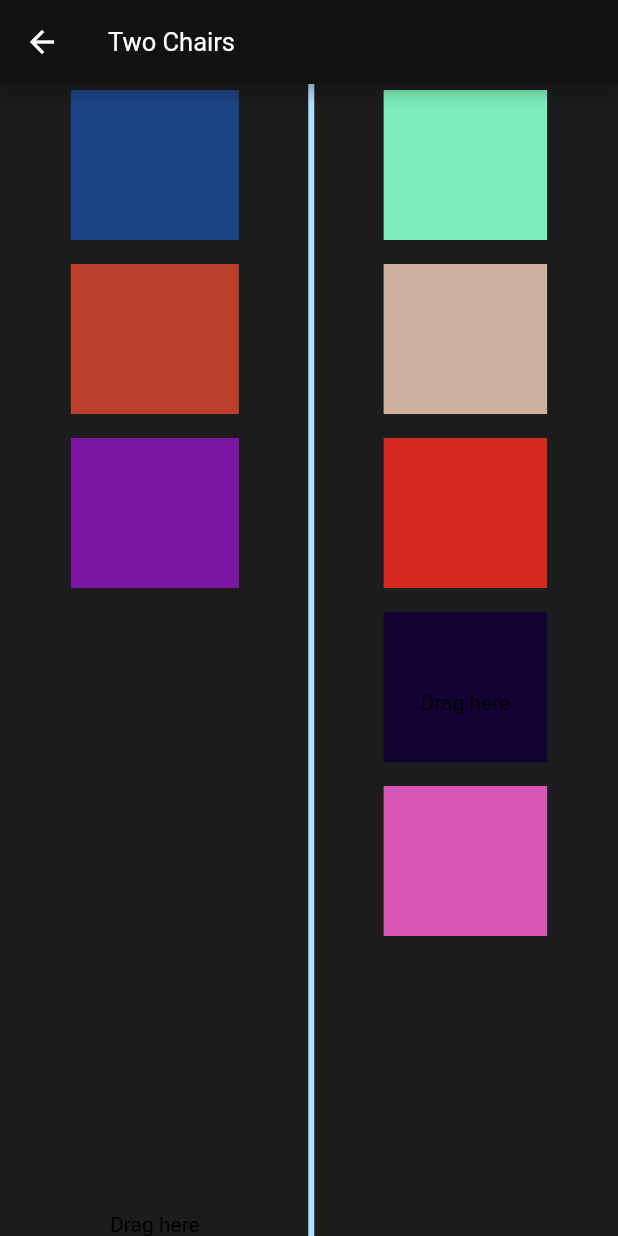
After one commit to Demphait/single-house-flutter, a Flutter app: the TwoChairsView screen opened by its route, on a phone screen of 412 x 824 dp. The commit adds this screen. Run offline on Flutter 3.47's test engine with Material 2 defaults, Android fonts, the light colour scheme and no system bars; our stand-ins replace bloc, dio, firebase_core, firebase_crashlytics, flutter_bloc, flutter_svg and 3 more; accounts and stored records are empty.

Commit message:
feat: added drag and drog view

```diff
--- a/lib/app/router/router_list.dart
+++ b/lib/app/router/router_list.dart
@@ -5,7 +5,7 @@ import 'package:single_house/views/dialog/dialog_view.dart';
 import 'package:single_house/views/example/example_view.dart';
 import 'package:single_house/views/settings/settings_view.dart';
 import 'package:single_house/views/splash/splash_view.dart';
-
+import 'package:single_house/views/two_chairs/two_chairs_view.dart';
 
 abstract class RouterList {
   static String get defaultRoute => SplashView.name;
@@ -24,5 +24,6 @@ abstract class RouterList {
         DialogView.name: (arg) => DialogView.route(),
         SettingsView.name: (arg) => SettingsView.route(),
         SplashView.name: (arg) => SplashView.route(),
+        TwoChairsView.name: (arg) => TwoChairsView.route(),
       };
 }
--- a/lib/utils/random.dart
+++ b/lib/utils/random.dart
@@ -1,4 +1,6 @@
 import 'dart:math';
+
+import 'package:flutter/material.dart';
 
 final Random _random = Random();
 
@@ -10,4 +12,5 @@ extension IntRandom on int {
 extension DoubleRandom on double {
   // static int next(int maxValue) => _random.nextInt(maxValue);
   double get rand => _random.nextDouble() * this;
+  Color get randColor => Color((_random.nextDouble() * 0xFFFFFF).toInt()).withOpacity(1.0);
 }
--- /dev/null
+++ b/lib/views/two_chairs/dragger.dart
@@ -0,0 +1,40 @@
+import 'package:flutter/cupertino.dart';
+
+class Dragger extends StatefulWidget {
+  const Dragger({
+    Key? key,
+    required this.color,
+  }) : super(key: key);
+  final Color color;
+
+  @override
+  State<Dragger> createState() => _DraggerState();
+}
+
+class _DraggerState extends State<Dragger> {
+  @override
+  Widget build(BuildContext context) {
+    return Draggable<Color>(
+      // data: Container(
+      //   height: 100,
+      //   width: 100,
+      //   color: widget.color,
+      // ),
+      data: widget.color,
+      child: Padding(
+        padding: const EdgeInsets.only(bottom: 8.0),
+        child: Container(
+          height: 100,
+          width: 100,
+          color: widget.color,
+        ),
+      ),
+      feedback: Container(
+        height: 100,
+        width: 100,
+        color: widget.color,
+      ),
+      childWhenDragging: const SizedBox(),
+    );
+  }
+}
--- /dev/null
+++ b/lib/views/two_chairs/two_chairs_view.dart
@@ -0,0 +1,228 @@
+import 'package:flutter/material.dart';
+import 'package:single_house/app/router/router_core.dart';
+import 'package:single_house/styles/app_colors.dart';
+import 'package:single_house/utils/random.dart';
+import 'package:single_house/views/two_chairs/dragger.dart';
+// import 'package:drag_and_drop_lists/drag_and_drop_lists.dart';
+
+class TwoChairsView extends StatefulWidget {
+  const TwoChairsView({Key? key}) : super(key: key);
+  static const String name = 'TwoChairsView';
+  static PageRoute route() => RouterCore.createRoute(
+        const TwoChairsView._(),
+      );
+
+  const TwoChairsView._();
+
+  @override
+  State<TwoChairsView> createState() => _TwoChairsViewState();
+}
+
+class _TwoChairsViewState extends State<TwoChairsView> {
+  List<Dragger> listOne = List.generate(3, (index) => Dragger(color: 0.8.randColor));
+  List<Dragger> listTwo = List.generate(5, (index) => Dragger(color: 0.1.randColor));
+  final ScrollController _rightController = ScrollController();
+  final ScrollController _leftController = ScrollController();
+
+  Widget container(BuildContext context) {
+    return Container(
+      child: const Center(
+        child: Text(
+          'Drag here',
+          style: TextStyle(color: Colors.black),
+        ),
+      ),
+      color: Colors.transparent,
+      width: double.infinity,
+      height: MediaQuery.of(context).size.height,
+    );
+  }
+
+  @override
+  Widget build(BuildContext context) {
+    return Scaffold(
+      appBar: AppBar(
+        title: const Text('Two Chairs'),
+      ),
+      body: Row(
+        mainAxisAlignment: MainAxisAlignment.spaceEvenly,
+        children: [
+          SizedBox(
+            width: MediaQuery.of(context).size.width / 2,
+            child: SingleChildScrollView(
+              controller: _leftController,
+              child: Column(
+                children: [
+                  ReorderableListView.builder(
+                    scrollController: _leftController,
+                    shrinkWrap: true,
+                    itemBuilder: (context, index) {
+                      return ListTile(
+                        contentPadding: const EdgeInsets.symmetric(horizontal: 47),
+                        key: ValueKey('$index'),
+                        title: listOne[index],
+                      );
+                    },
+                    itemCount: listOne.length,
+                    onReorder: (oldIndex, newIndex) {
+                      setState(() {
+                        if (newIndex > oldIndex) newIndex--;
+                        final item = listOne.removeAt(oldIndex);
+                        listOne.insert(newIndex, item);
+                      });
+                    },
+                  ),
+                  // ListView.builder(
+                  //   scrollDirection: Axis.vertical,
+                  //   shrinkWrap: true,
+                  //   itemCount: listOne.length,
+                  //   itemBuilder: (context, index) => listOne[index],
+                  // ),
+                  DragTarget<Color>(
+                    builder: (context, candidateData, rejectedData) {
+                      return container(context);
+                    },
+                    onWillAccept: (data) => true,
+                    onAccept: (data) {
+                      setState(() {
+                        listOne.add(Dragger(color: data));
+                        listTwo.removeWhere((element) => element.color == data);
+                      });
+                    },
+                  ),
+                ],
+              ),
+            ),
+          ),
+          Container(
+            width: 2,
+            decoration: BoxDecoration(
+              border: Border.all(
+                width: 3,
+                color: AppColors.lightBlue,
+              ),
+            ),
+          ),
+          SizedBox(
+            width: MediaQuery.of(context).size.width / 2 - 3,
+            child: SingleChildScrollView(
+              controller: _rightController,
+              child: Column(
+                children: [
+                  Stack(
+                    children: [
+                      ReorderableListView.builder(
+                        scrollController: _rightController,
+                        shrinkWrap: true,
+                        itemBuilder: (context, index) {
+                          return ListTile(
+                            contentPadding: const EdgeInsets.symmetric(horizontal: 47),
+                            key: ValueKey('$index'),
+                            title: listTwo[index],
+                          );
+                        },
+                        itemCount: listTwo.length,
+                        onReorder: (oldIndex, newIndex) {
+                          setState(() {
+                            if (newIndex > oldIndex) newIndex--;
+                            final item = listTwo.removeAt(oldIndex);
+                            listTwo.insert(newIndex, item);
+                          });
+                        },
+                      ),
+                      DragTarget<Color>(
+                        builder: (context, candidateData, rejectedData) {
+                          return container(context);
+                        },
+                        onWillAccept: (data) => true,
+                        onAccept: (data) {
+                          setState(() {
+                            listTwo.add(Dragger(color: data));
+                            listOne.removeWhere((element) => element.color == data);
+                          });
+                        },
+                      ),
+                    ],
+                  ),
+
+                  // ListView.builder(
+                  //   scrollDirection: Axis.vertical,
+                  //   shrinkWrap: true,
+                  //   itemCount: listTwo.length,
+                  //   itemBuilder: (context, index) => listTwo[index],
+                  // ),
+                ],
+              ),
+            ),
+          ),
+        ],
+      ),
+    );
+  }
+}
+
+
+
+
+//  late List<DragAndDropList> _list;
+
+//   @override
+//   void initState() {
+//     _list = List.generate(2, (index) {
+//       return DragAndDropList(
+//         children: <DragAndDropItem>[
+//           DragAndDropItem(
+//             child: Container(
+//               width: 100,
+//               height: 100,
+//               color: AppColors.white,
+//             ),
+//           ),
+//           DragAndDropItem(
+//             child: Container(
+//               width: 100,
+//               height: 100,
+//               color: AppColors.grey,
+//             ),
+//           ),
+//           DragAndDropItem(
+//             child: Container(
+//               width: 100,
+//               height: 100,
+//               color: AppColors.primary,
+//             ),
+//           ),
+//         ],
+//       );
+//     });
+//     super.initState();
+//   }
+
+//   @override
+//   Widget build(BuildContext context) {
+//     return Scaffold(
+//       appBar: AppBar(
+//         title: const Text('Two Chairs'),
+//       ),
+//       body: DragAndDropLists(
+//         children: _list,
+//         onItemReorder: _onItemReorder,
+//         onListReorder: _onListReorder,
+//       ),
+//     );
+//   }
+
+//   _onItemReorder(int oldItemIndex, int oldListIndex, int newItemIndex, int newListIndex) {
+//     setState(() {
+//       var movedItem = _list[oldListIndex].children.removeAt(oldItemIndex);
+//       _list[newListIndex].children.insert(newItemIndex, movedItem);
+//     });
+//   }
+
+//   _onListReorder(int oldListIndex, int newListIndex) {
+//     setState(() {
+//       var movedList = _list.removeAt(oldListIndex);
+//       _list.insert(newListIndex, movedList);
+//     });
+//   }
+// }
--- a/pubspec.yaml
+++ b/pubspec.yaml
@@ -25,6 +25,7 @@ dependencies:
   firebase_core:
   firebase_crashlytics: ^2.6.3
   flutter_svg: ^1.0.3
+  drag_and_drop_lists: ^0.3.2+2
 
 dev_dependencies:
   flutter_test:
```
Also changed, not shown: lib/views/settings/settings_view.dart (+10 -0 lines), lib/views/two_chairs/drag_target.dart (added, +68 -0 lines), pubspec.lock.
